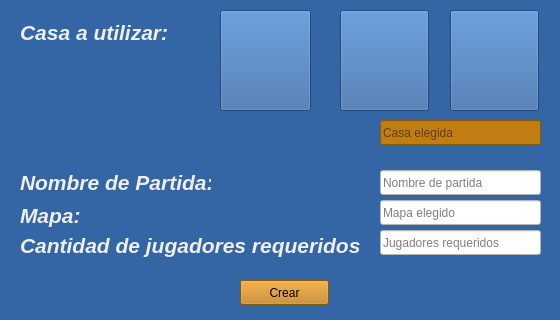
Old version of the form src_files/src/src_form_creacion/FormCreacion.ui in the repository LGhosn/Dune-Taller-de-Programacion-FIUBA.
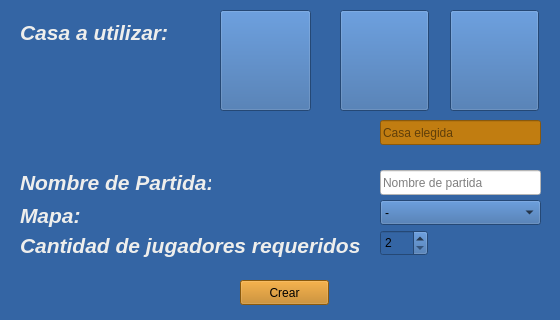
New version of the form. Icons and pictures are not drawn.

The edit to the form file:
```diff
--- a/src_files/src/src_form_creacion/FormCreacion.ui
+++ b/src_files/src/src_form_creacion/FormCreacion.ui
@@ -111,22 +111,6 @@
     <string>Nombre de partida</string>
    </property>
   </widget>
-  <widget class="QLineEdit" name="CantLine">
-   <property name="geometry">
-    <rect>
-     <x>380</x>
-     <y>230</y>
-     <width>161</width>
-     <height>25</height>
-    </rect>
-   </property>
-   <property name="styleSheet">
-    <string notr="true">background-color: rgb(255, 255, 255);</string>
-   </property>
-   <property name="placeholderText">
-    <string>Jugadores requeridos</string>
-   </property>
-  </widget>
   <widget class="QPushButton" name="CrearButton">
    <property name="geometry">
     <rect>
@@ -159,22 +143,6 @@
     <string>&lt;html&gt;&lt;head/&gt;&lt;body&gt;&lt;p&gt;&lt;span style=&quot; font-size:16pt; font-weight:600; font-style:italic; color:#eeeeec;&quot;&gt;Mapa:&lt;/span&gt;&lt;/p&gt;&lt;/body&gt;&lt;/html&gt;</string>
    </property>
   </widget>
-  <widget class="QLineEdit" name="MapaLine">
-   <property name="geometry">
-    <rect>
-     <x>380</x>
-     <y>200</y>
-     <width>161</width>
-     <height>25</height>
-    </rect>
-   </property>
-   <property name="styleSheet">
-    <string notr="true">background-color: rgb(255, 255, 255);</string>
-   </property>
-   <property name="placeholderText">
-    <string>Mapa elegido</string>
-   </property>
-  </widget>
   <widget class="QPushButton" name="AtreidesButton">
    <property name="geometry">
     <rect>
@@ -232,6 +200,34 @@
     <string/>
    </property>
   </widget>
+  <widget class="QSpinBox" name="JugadoresSpinBox">
+   <property name="geometry">
+    <rect>
+     <x>380</x>
+     <y>230</y>
+     <width>48</width>
+     <height>26</height>
+    </rect>
+   </property>
+   <property name="minimum">
+    <number>2</number>
+   </property>
+  </widget>
+  <widget class="QComboBox" name="MapaComboBox">
+   <property name="geometry">
+    <rect>
+     <x>380</x>
+     <y>200</y>
+     <width>161</width>
+     <height>25</height>
+    </rect>
+   </property>
+   <item>
+    <property name="text">
+     <string>-</string>
+    </property>
+   </item>
+  </widget>
  </widget>
  <resources>
   <include location="../../assets/resources.qrc"/>
```
